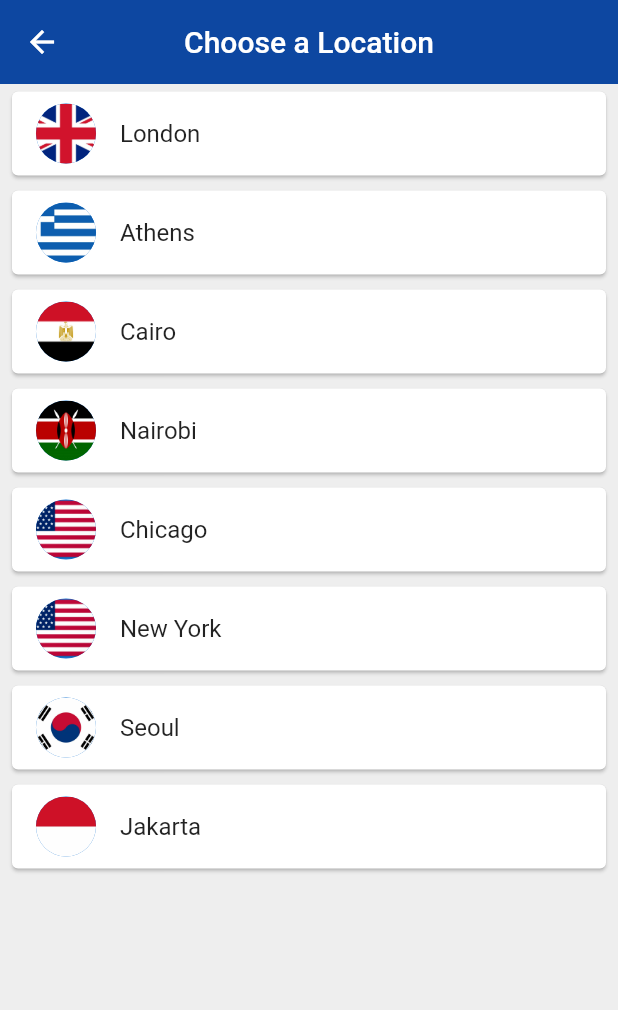
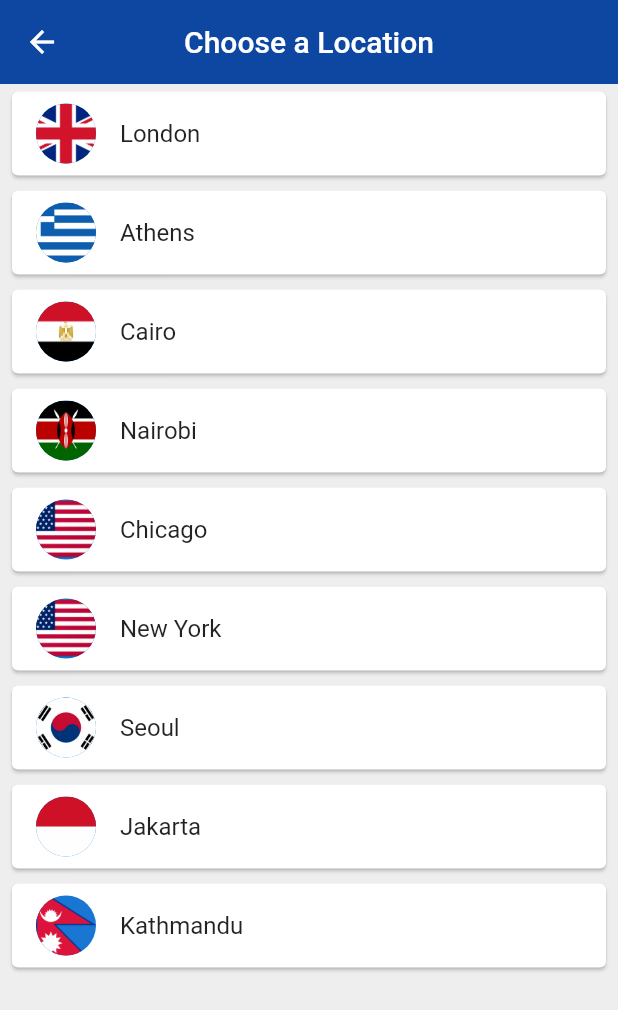
Before and after one commit to MohitP197-zz/World-Time-App, a Flutter app: the ChooseLocation screen opened by its route, on a phone screen of 412 x 824 dp. Shown: the top 1010 px of the screen. Run offline on Flutter 3.47's test engine with Material 2 defaults, Android fonts, the phone set to English and light mode, and no system bars; our stand-ins replace flutter_spinkit; network calls fail.

Commit message:
Added time for kathmandu

```diff
--- a/lib/pages/choose_location.dart
+++ b/lib/pages/choose_location.dart
@@ -16,6 +16,7 @@ class _ChooseLocationState extends State<ChooseLocation> {
     WorldTime(url: 'America/New_York', location: 'New York', flag: 'usa.png'),
     WorldTime(url: 'Asia/Seoul', location: 'Seoul', flag: 'south_korea.jpg'),
     WorldTime(url: 'Asia/Jakarta', location: 'Jakarta', flag: 'indonesia.jpg'),
+    WorldTime(url: 'Asia/Kathmandu', location: 'Kathmandu', flag: 'nepal.png'),
   ];
 
   void updateTime(index) async {
```
Also changed, not shown: assets/flags/nepal.png (added).
